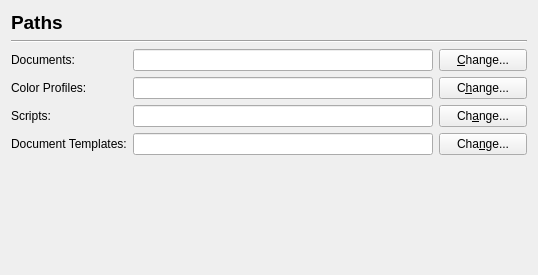
This is scribus/ui/prefs_pathsbase.ui in scribusproject/scribus as Qt 5 draws it before an edit. The edited form follows.
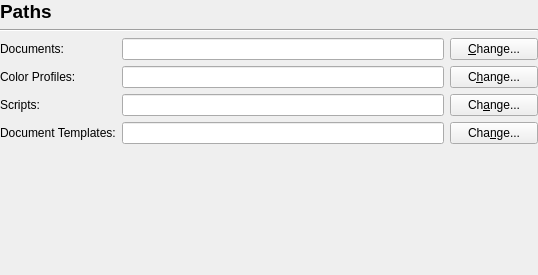
This is the edited form.

Patch:
```diff
--- a/scribus/ui/prefs_pathsbase.ui
+++ b/scribus/ui/prefs_pathsbase.ui
@@ -14,6 +14,18 @@
    <string notr="true">Form</string>
   </property>
   <layout class="QVBoxLayout" name="verticalLayout">
+   <property name="leftMargin">
+    <number>0</number>
+   </property>
+   <property name="topMargin">
+    <number>0</number>
+   </property>
+   <property name="rightMargin">
+    <number>0</number>
+   </property>
+   <property name="bottomMargin">
+    <number>0</number>
+   </property>
    <item>
     <widget class="QLabel" name="label">
      <property name="font">
```
